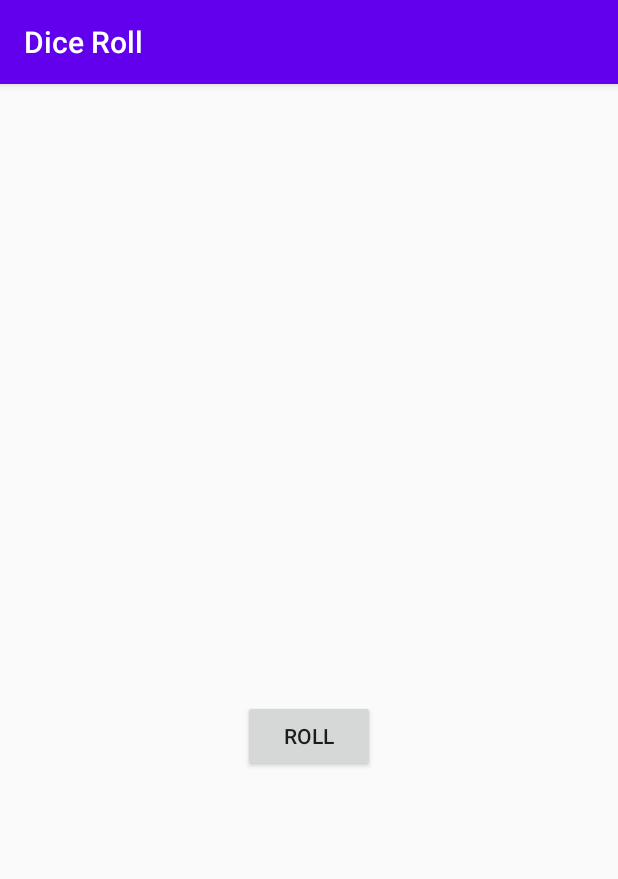
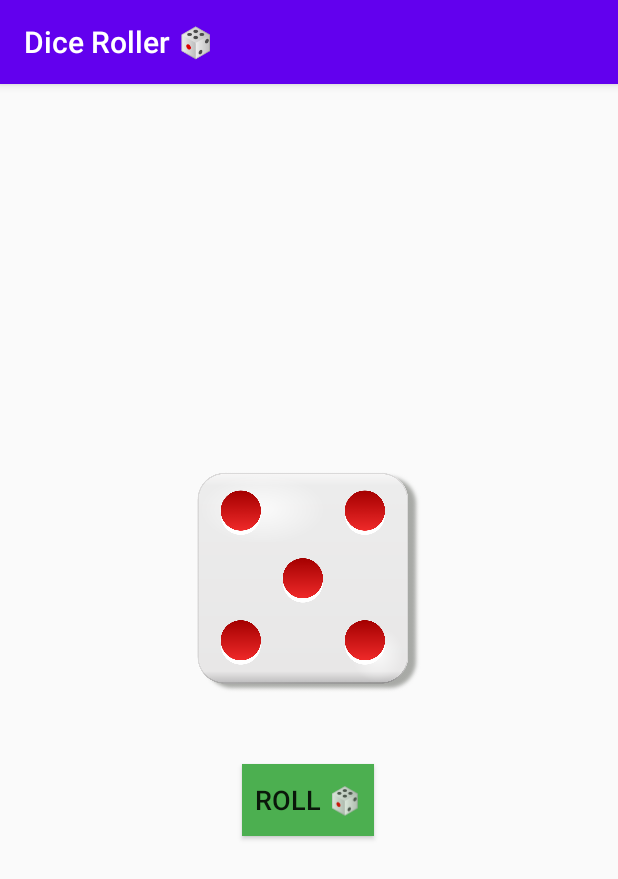
Before and after one commit to KATHAN5201/DiceRollingApp, an Android app: the screen it shows after launch (MainActivity), on a phone screen of 412 x 824 dp. Shown: the top 879 px of the screen. Run offline under Robolectric (Android 15) with nearby library versions, the phone set to English and light mode, and no system bars.

Commit message:
Added ImageView of resultant dice

```diff
--- a/app/src/main/java/com/example/diceroll/MainActivity.kt
+++ b/app/src/main/java/com/example/diceroll/MainActivity.kt
@@ -2,7 +2,7 @@ package com.example.diceroll
 
 import android.os.Bundle
 import android.widget.Button
-import android.widget.TextView
+import android.widget.ImageView
 import androidx.appcompat.app.AppCompatActivity
 
 /**
@@ -17,17 +17,37 @@ class MainActivity : AppCompatActivity() {
         //creating a dice on activity creation
         val dice = Dice(6)
 
-        //getting reference to button,result_textView by it's resource id
+        //getting reference to button,result_image_view by it's resource id
         //R.<type>.<name> --gives resource id of a resource
         val rollButton: Button = findViewById(R.id.roll_button)
-        val resultTextView: TextView = findViewById(R.id.result_text)
+        val diceImageView: ImageView = findViewById(R.id.dice_image)
 
-        rollButton.setOnClickListener { rollDice(dice, resultTextView) }
+        rollButton.setOnClickListener { rollDice(dice, diceImageView) }
+
+        //rolling the dice first time the app opens
+        rollDice(dice,diceImageView)
     }
 
     //roll a die and update the screen with the result
-    private fun rollDice(dice: Dice, resultTextView: TextView) {
-        resultTextView.text = dice.roll().toString()
+    private fun rollDice(dice: Dice, resultDiceImage: ImageView)
+    {
+        //choose the image resource depending on the dice roll
+        val diceRoll = dice.roll()
+        val drawableResource = when (diceRoll) {
+            1 -> R.drawable.dice_1
+            2 -> R.drawable.dice_2
+            3 -> R.drawable.dice_3
+            4 -> R.drawable.dice_4
+            5 -> R.drawable.dice_5
+            else -> R.drawable.dice_6
+
+        }
+        //updating the image view of result
+        resultDiceImage.setImageResource(drawableResource)
+
+        //setting content description for accessibility purpose
+        resultDiceImage.contentDescription = diceRoll.toString();
+
     }
 }
 
--- a/app/src/main/res/layout/activity_main.xml
+++ b/app/src/main/res/layout/activity_main.xml
@@ -7,27 +7,29 @@
     android:layout_height="match_parent"
     tools:context=".MainActivity">
 
-    <TextView
-        android:id="@+id/result_text"
-        android:layout_width="wrap_content"
-        android:layout_height="wrap_content"
-        android:textSize="36sp"
-        app:layout_constraintBottom_toBottomOf="parent"
-        app:layout_constraintHorizontal_bias="0.498"
-        app:layout_constraintLeft_toLeftOf="parent"
-        app:layout_constraintRight_toRightOf="parent"
-        app:layout_constraintTop_toTopOf="parent"
-        app:layout_constraintVertical_bias="0.487"
-        tools:text="1" />
-
     <Button
         android:id="@+id/roll_button"
         android:layout_width="wrap_content"
         android:layout_height="wrap_content"
-        android:layout_marginTop="12dp"
+        android:layout_marginTop="36dp"
+        android:background="#4CAF50"
         android:text="@string/roll"
+        android:textSize="18sp"
         app:layout_constraintEnd_toEndOf="parent"
+        app:layout_constraintHorizontal_bias="0.498"
         app:layout_constraintStart_toStartOf="parent"
-        app:layout_constraintTop_toBottomOf="@+id/result_text" />
+        app:layout_constraintTop_toBottomOf="@+id/dice_image" />
+
+    <ImageView
+        android:id="@+id/dice_image"
+        android:layout_width="150dp"
+        android:layout_height="170dp"
+        app:layout_constraintBottom_toBottomOf="parent"
+        app:layout_constraintEnd_toEndOf="parent"
+        app:layout_constraintHorizontal_bias="0.498"
+        app:layout_constraintStart_toStartOf="parent"
+        app:layout_constraintTop_toTopOf="parent"
+        app:layout_constraintVertical_bias="0.414"
+        tools:srcCompat="@drawable/dice_1" />
 
 </androidx.constraintlayout.widget.ConstraintLayout>
--- a/app/src/main/res/values/strings.xml
+++ b/app/src/main/res/values/strings.xml
@@ -1,4 +1,4 @@
 <resources>
-    <string name="app_name">Dice Roll</string>
-    <string name="roll">Roll</string>
+    <string name="app_name">Dice Roller 🎲</string>
+    <string name="roll">Roll 🎲</string>
 </resources>
```
Also changed, not shown: app/src/main/res/drawable/dice_1.png (added), app/src/main/res/drawable/dice_2.png (added), app/src/main/res/drawable/dice_3.png (added), app/src/main/res/drawable/dice_4.png (added), app/src/main/res/drawable/dice_5.png (added), app/src/main/res/drawable/dice_6.png (added).
